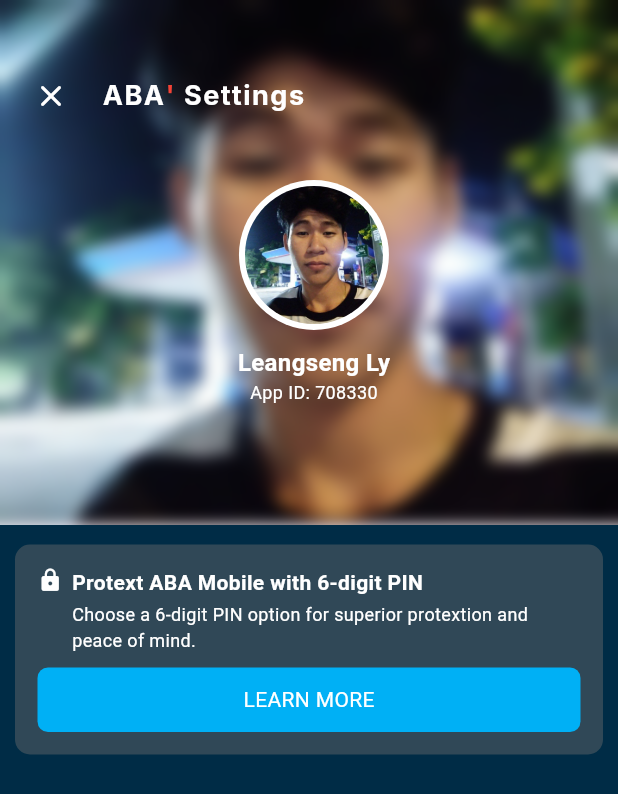
After one commit to leangsengLy/Flutter_Project, a Flutter app: the screen it shows after launch, after a tap on "Hello, Leangseng!", on a phone screen of 412 x 824 dp. The commit adds this screen. Shown: the top 794 px of the screen. Run offline on Flutter 3.47's test engine with Material 3 defaults, Android fonts, the phone set to English and light mode, and no system bars; our stand-ins replace flutter_riverpod, google_fonts, google_maps_flutter, image_picker, location, riverpod and 2 more; accounts and stored records are empty.

Commit message:
add new code with setting aba

```diff
--- a/aba_app/lib/main.dart
+++ b/aba_app/lib/main.dart
@@ -14,6 +14,7 @@
   ));
 }
 
+// start build this ui model from 15-1-2025 -> 15-02-2025 (End project)
 class App extends StatelessWidget {
   const App({super.key});
   @override
--- /dev/null
+++ b/aba_app/lib/screen/aba_setting.dart
@@ -0,0 +1,207 @@
+import 'dart:ui';
+
+import 'package:flutter/material.dart';
+import 'package:google_fonts/google_fonts.dart';
+
+class AbaSetting extends StatelessWidget {
+  const AbaSetting({super.key});
+  @override
+  Widget build(BuildContext context) {
+    return Scaffold(
+      body: Column(
+        children: [
+          Stack(
+            children: [
+              Container(
+                width: double.infinity,
+                height: 350,
+                decoration: const BoxDecoration(
+                  color: Colors.red,
+                ),
+                child: Image.asset(
+                  'assets/images/1.jpg',
+                  width: double.infinity,
+                  height: double.infinity,
+                  fit: BoxFit.cover,
+                ),
+              ),
+              BackdropFilter(
+                filter: ImageFilter.blur(sigmaX: 5, sigmaY: 5),
+                child: Container(
+                  color: Colors.black.withOpacity(0),
+                ),
+              ),
+              Positioned(
+                top: 40,
+                left: 10,
+                child: Row(
+                  children: [
+                    IconButton(
+                        onPressed: () {
+                          Navigator.of(context).pop();
+                        },
+                        icon: const Icon(
+                          Icons.close_rounded,
+                          color: Colors.white,
+                        )),
+                    const SizedBox(width: 10),
+                    Text(
+                      "ABA",
+                      style: GoogleFonts.inter(
+                        color: Colors.white,
+                        fontSize: 18,
+                        letterSpacing: 1,
+                        fontWeight: FontWeight.bold,
+                      ),
+                    ),
+                    Text(
+                      "'",
+                      style: GoogleFonts.inter(
+                        color: Colors.red,
+                        fontSize: 18,
+                        letterSpacing: 1,
+                        fontWeight: FontWeight.bold,
+                      ),
+                    ),
+                    Text(
+                      " Settings",
+                      style: GoogleFonts.inter(
+                        color: Colors.white,
+                        fontSize: 18,
+                        letterSpacing: 1,
+                        fontWeight: FontWeight.bold,
+                      ),
+                    )
+                  ],
+                ),
+              ),
+              Positioned(
+                top: 120,
+                left: MediaQuery.of(context).size.width / 2.6,
+                child: Column(
+                  children: [
+                    Container(
+                      width: 100,
+                      height: 100,
+                      padding: const EdgeInsets.all(4),
+                      decoration: BoxDecoration(
+                        color: Colors.white,
+                        borderRadius: BorderRadius.circular(200),
+                      ),
+                      child: Container(
+                        width: double.infinity,
+                        height: double.infinity,
+                        decoration: BoxDecoration(
+                          borderRadius: BorderRadius.circular(100),
+                        ),
+                        child: ClipRRect(
+                          borderRadius: BorderRadius.circular(100),
+                          child: Image.asset("assets/images/1.jpg"),
+                        ),
+                      ),
+                    ),
+                    const SizedBox(height: 10),
+                    const Text(
+                      "Leangseng Ly",
+                      style: TextStyle(
+                        color: Colors.white,
+                        fontWeight: FontWeight.bold,
+                        fontSize: 16,
+                      ),
+                    ),
+                    const Text(
+                      'App ID: 708330',
+                      style: TextStyle(
+                        color: Colors.white,
+                        fontSize: 12,
+                      ),
+                    )
+                  ],
+                ),
+              )
+            ],
+          ),
+          Expanded(
+            child: Container(
+              padding: const EdgeInsets.symmetric(horizontal: 10),
+              width: double.infinity,
+              height: double.infinity,
+              decoration: const BoxDecoration(
+                color: Color.fromARGB(255, 0, 44, 70),
+              ),
+              child: Column(
+                children: [
+                  const SizedBox(height: 13),
+                  Container(
+                    width: double.infinity,
+                    padding: const EdgeInsets.all(15),
+                    decoration: BoxDecoration(
+                      color: const Color.fromARGB(115, 107, 107, 107),
+                      borderRadius: BorderRadius.circular(10),
+                    ),
+                    child: Column(
+                      children: [
+                        const Row(
+                          crossAxisAlignment: CrossAxisAlignment.start,
+                          children: [
+                            Icon(
+                              Icons.lock,
+                              size: 17,
+                              color: Colors.white,
+                            ),
+                            SizedBox(width: 6),
+                            Expanded(
+                              child: Column(
+                                crossAxisAlignment: CrossAxisAlignment.start,
+                                children: [
+                                  Text(
+                                    "Protext ABA Mobile with 6-digit PIN",
+                                    style: TextStyle(
+                                      color: Colors.white,
+                                      fontWeight: FontWeight.bold,
+                                    ),
+                                  ),
+                                  SizedBox(
+                                    height: 3,
+                                  ),
+                                  Text(
+                                    textAlign: TextAlign.start,
+                                    "Choose a 6-digit PIN option for superior protextion and peace of mind.",
+                                    style: TextStyle(
+                                      color: Colors.white,
+                                      fontSize: 12,
+                                    ),
+                                  ),
+                                ],
+                              ),
+                            )
+                          ],
+                        ),
+                        const SizedBox(height: 10),
+                        Container(
+                          width: double.infinity,
+                          height: 43,
+                          alignment: Alignment.center,
+                          decoration: BoxDecoration(
+                            color: const Color.fromARGB(255, 0, 176, 245),
+                            borderRadius: BorderRadius.circular(7),
+                          ),
+                          child: const Text(
+                            "LEARN MORE",
+                            style: TextStyle(
+                              color: Color.fromARGB(255, 255, 255, 255),
+                            ),
+                          ),
+                        )
+                      ],
+                    ),
+                  )
+                ],
+              ),
+            ),
+          )
+        ],
+      ),
+    );
+  }
+}
--- a/aba_app/lib/widget/headerProfile.dart
+++ b/aba_app/lib/widget/headerProfile.dart
@@ -1,7 +1,14 @@
+import 'package:aba_app/screen/aba_setting.dart';
 import 'package:flutter/material.dart';
 
 class HeaderProfile extends StatelessWidget {
   const HeaderProfile({super.key});
+  void onClickProfileDetail(BuildContext context) {
+    Navigator.of(context).push(
+      MaterialPageRoute(builder: (ctx) => const AbaSetting()),
+    );
+  }
+
   @override
   Widget build(BuildContext context) {
     return Row(
@@ -15,6 +22,10 @@
             borderRadius: BorderRadius.circular(100),
             color: Colors.white,
           ),
+          child: GestureDetector(
+            onTap: () {
+              onClickProfileDetail(context);
+            },
             child: ClipRRect(
               borderRadius: BorderRadius.circular(300),
               child: Image.asset(
@@ -25,8 +36,13 @@
               ),
             ),
           ),
+        ),
         const SizedBox(width: 14),
-        const Column(
+        GestureDetector(
+          onTap: () {
+            onClickProfileDetail(context);
+          },
+          child: const Column(
             crossAxisAlignment: CrossAxisAlignment.start,
             children: [
               Text(
@@ -45,6 +61,7 @@
                 ),
               )
             ],
+          ),
         )
       ],
     );
```
Lines whose indentation alone changed are shown as unchanged.
